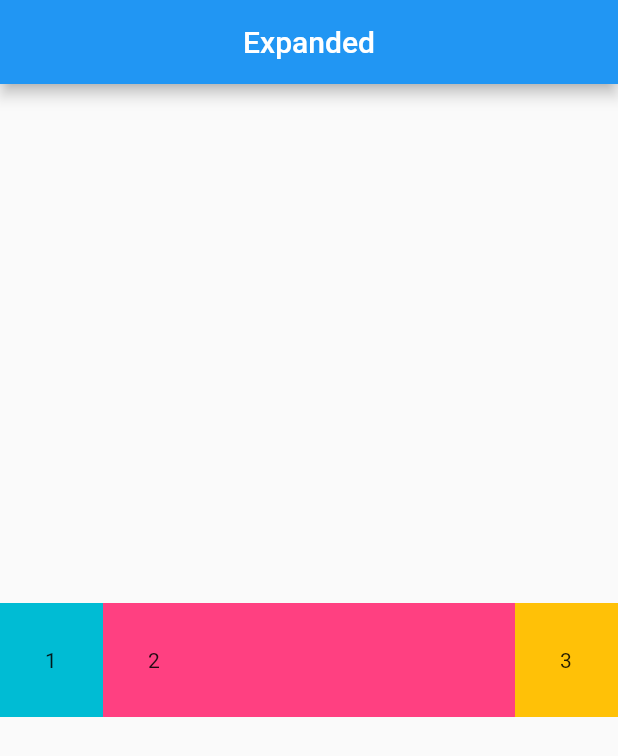
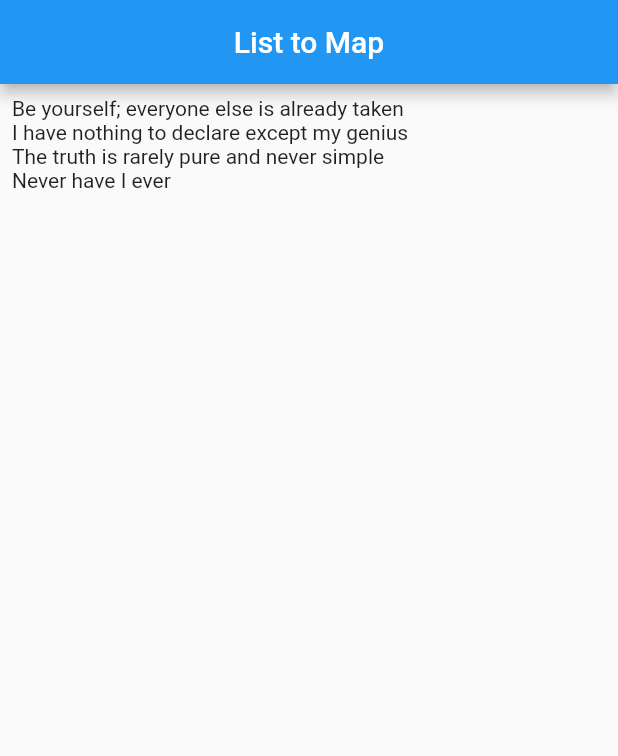
Before and after one commit to tertiussc/ninja_id, a Flutter app: the Example screen opened directly, on a phone screen of 412 x 824 dp. Shown: the top 756 px of the screen. Run offline on Flutter 3.47's test engine with Material 2 defaults, Android fonts, the phone set to English and light mode, and no system bars.

Commit message:
Practice updated with List iterable

```diff
--- a/lib/main.dart
+++ b/lib/main.dart
@@ -97,6 +97,7 @@ class _HomePageState extends State<HomePage> {
           ),
         ),
         floatingActionButton: FloatingActionButton(
+          splashColor: Colors.grey[800],
           onPressed: () {
             setState(() {
               ninjaLevel += 1;
--- a/lib/practice.dart
+++ b/lib/practice.dart
@@ -6,43 +6,34 @@ void main() {
   ));
 }
 
-class Example extends StatelessWidget {
+class Example extends StatefulWidget {
   const Example({super.key});
 
+  @override
+  State<Example> createState() => _ExampleState();
+}
+
+class _ExampleState extends State<Example> {
+  List<String> quotes = [
+    'Be yourself; everyone else is already taken',
+    'I have nothing to declare except my genius',
+    'The truth is rarely pure and never simple',
+    'Never have I ever',
+  ];
   @override
   Widget build(BuildContext context) {
     return Scaffold(
       appBar: AppBar(
-        title: Text('Expanded'),
+        title: Text('List to Map'),
         centerTitle: true,
       ),
-      body: Center(
-        child: Row(
-          children: [
-            Expanded(
-              flex: 1,
-              child: Container(
-                padding: EdgeInsets.all(30),
-                color: Colors.cyan,
-                child: Text('1'),
-              ),
-            ),
-            Expanded(
-              flex: 4,
-              child: Container(
-                padding: EdgeInsets.all(30),
-                color: Colors.pinkAccent,
-                child: Text('2'),
-              ),
-            ),
-            Expanded(
-              child: Container(
-                padding: EdgeInsets.all(30),
-                color: Colors.amber,
-                child: Text('3'),
-              ),
-            ),
-          ],
+      body: Padding(
+        padding: const EdgeInsets.all(8.0),
+        child: Column(
+          crossAxisAlignment: CrossAxisAlignment.start,
+          children: quotes.map((quote) {
+            return Text(quote);
+          }).toList(),
         ),
       ),
     );
```
